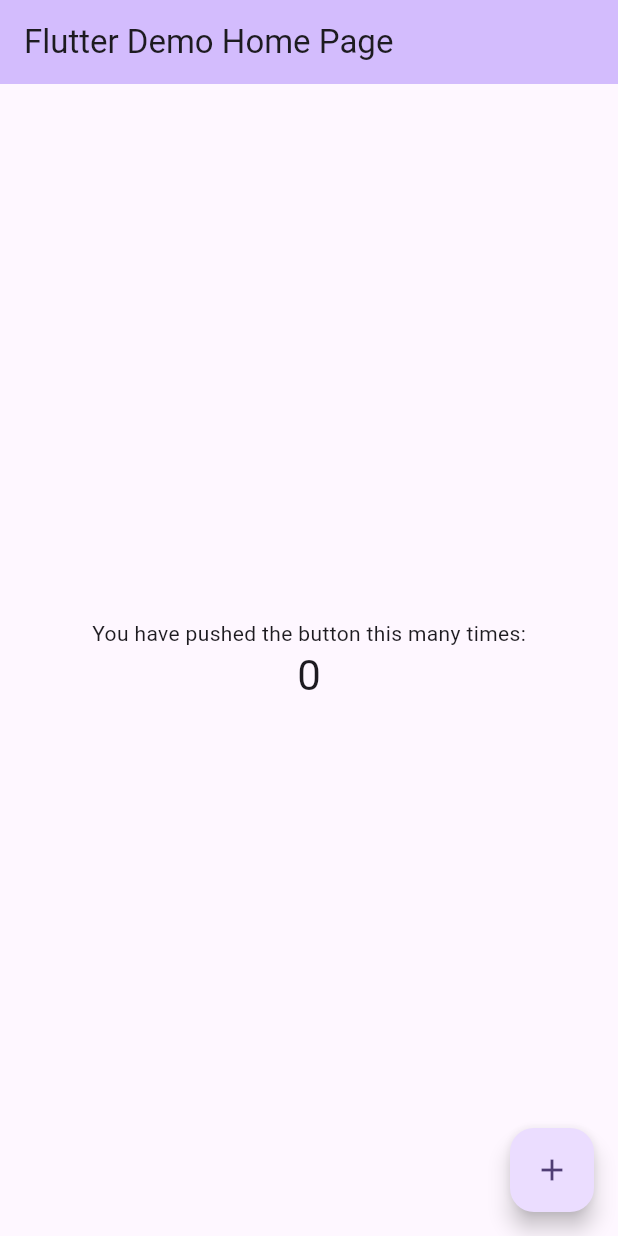
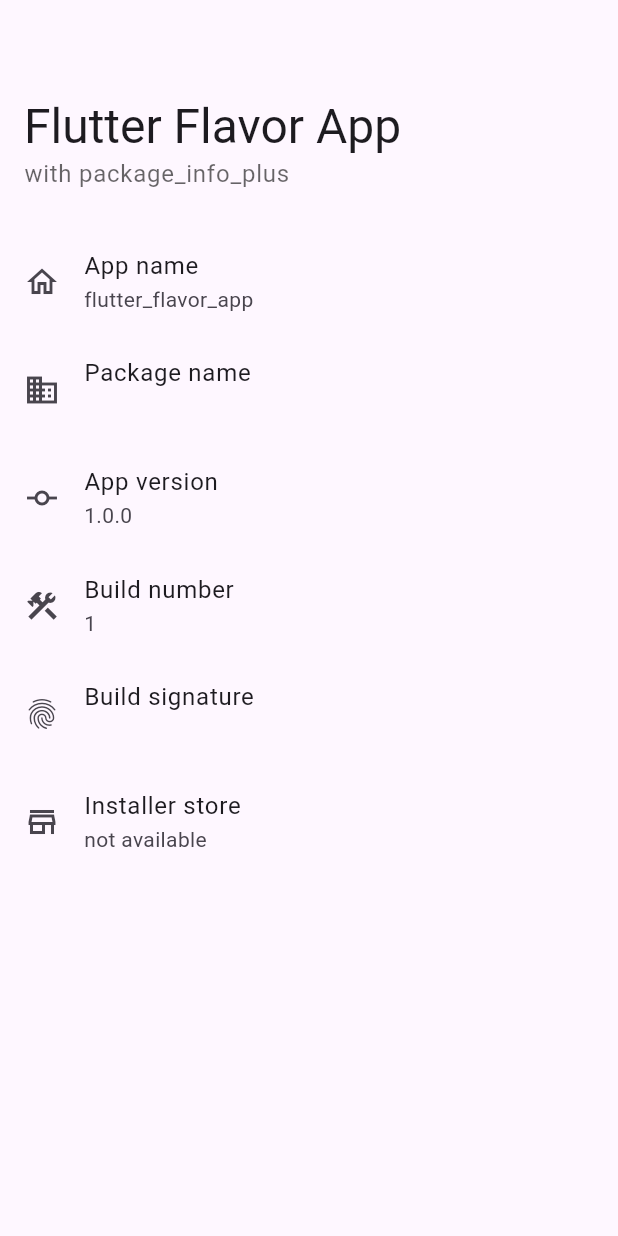
Before and after one commit to covaaa/flutter_flavor_app, a Flutter app: the screen it shows after launch, on a phone screen of 412 x 824 dp. Run offline on Flutter 3.47's test engine with Material 3 defaults, Android fonts, the phone set to English and light mode, and no system bars; our stand-ins replace flutter_riverpod, package_info_plus, riverpod_annotation; generated files the repository leaves out were written again.

Commit message:
add package info ui

```diff
--- a/lib/src/app.dart
+++ /dev/null
@@ -1,60 +0,0 @@
-import 'package:flutter/material.dart';
-
-class App extends StatelessWidget {
-  const App({super.key});
-
-  @override
-  Widget build(BuildContext context) {
-    return MaterialApp(
-      title: 'Flutter Demo',
-      theme: ThemeData(
-        colorScheme: ColorScheme.fromSeed(seedColor: Colors.deepPurple),
-        useMaterial3: true,
-      ),
-      home: const HomePage(title: 'Flutter Demo Home Page'),
-    );
-  }
-}
-
-class HomePage extends StatefulWidget {
-  const HomePage({required this.title, super.key});
-
-  final String title;
-
-  @override
-  State<HomePage> createState() => _HomePageState();
-}
-
-class _HomePageState extends State<HomePage> {
-  int _counter = 0;
-
-  void _incrementCounter() => setState(() => _counter++);
-
-  @override
-  Widget build(BuildContext context) {
-    final theme = Theme.of(context);
-    return Scaffold(
-      appBar: AppBar(
-        backgroundColor: theme.colorScheme.inversePrimary,
-        title: Text(widget.title),
-      ),
-      body: Center(
-        child: Column(
-          mainAxisAlignment: MainAxisAlignment.center,
-          children: [
-            const Text('You have pushed the button this many times:'),
-            Text(
-              '$_counter',
-              style: theme.textTheme.headlineMedium,
-            ),
-          ],
-        ),
-      ),
-      floatingActionButton: FloatingActionButton(
-        onPressed: _incrementCounter,
-        tooltip: 'Increment',
-        child: const Icon(Icons.add),
-      ),
-    );
-  }
-}
--- /dev/null
+++ b/lib/src/core/core.dart
@@ -0,0 +1,2 @@
+export 'package:flutter_flavor_app/src/core/state/observers.dart';
+export 'package:flutter_flavor_app/src/core/ui/app.dart';
--- /dev/null
+++ b/lib/src/core/state/observers.dart
@@ -0,0 +1,43 @@
+import 'dart:developer';
+import 'package:flutter_riverpod/flutter_riverpod.dart';
+
+final class RiverpodObserver extends ProviderObserver {
+  static const name = 'Riverpod';
+
+  @override
+  void didAddProvider(
+    ProviderBase<Object?> provider,
+    Object? value,
+    ProviderContainer container,
+  ) {
+    log(
+      '🧪 provider add: ${provider.name ?? provider.runtimeType}',
+      name: name,
+    );
+  }
+
+  @override
+  void didUpdateProvider(
+    ProviderBase<Object?> provider,
+    Object? previousValue,
+    Object? newValue,
+    ProviderContainer container,
+  ) {
+    if ('$newValue'.length >= 500) return;
+    log(
+      '''💉 provider updated: ${provider.name ?? provider.runtimeType} [$previousValue -> $newValue]''',
+      name: name,
+    );
+  }
+
+  @override
+  void didDisposeProvider(
+    ProviderBase<Object?> provider,
+    ProviderContainer container,
+  ) {
+    log(
+      '🩸 provider disposed: ${provider.name ?? provider.runtimeType}',
+      name: name,
+    );
+  }
+}
--- /dev/null
+++ b/lib/src/core/ui/app.dart
@@ -0,0 +1,27 @@
+import 'package:flutter/material.dart';
+import 'package:flutter_flavor_app/src/info/info.dart';
+
+class App extends StatelessWidget {
+  const App({super.key});
+
+  @override
+  Widget build(BuildContext context) {
+    return MaterialApp(
+      title: 'Flutter Flavor App',
+      theme: ThemeData(
+        useMaterial3: true,
+        colorScheme: ColorScheme.fromSeed(
+          seedColor: Colors.deepPurple,
+        ),
+      ),
+      darkTheme: ThemeData(
+        useMaterial3: true,
+        colorScheme: ColorScheme.fromSeed(
+          brightness: Brightness.dark,
+          seedColor: Colors.deepPurple,
+        ),
+      ),
+      home: const InfoPage(),
+    );
+  }
+}
--- /dev/null
+++ b/lib/src/info/info.dart
@@ -0,0 +1,3 @@
+export 'package:flutter_flavor_app/src/info/infra/info_service.dart';
+export 'package:flutter_flavor_app/src/info/state/readers.dart';
+export 'package:flutter_flavor_app/src/info/ui/info_page.dart';
--- /dev/null
+++ b/lib/src/info/ui/info_page.dart
@@ -0,0 +1,79 @@
+import 'package:flutter/material.dart';
+import 'package:flutter_flavor_app/src/info/state/readers.dart';
+import 'package:flutter_riverpod/flutter_riverpod.dart';
+
+class InfoPage extends ConsumerWidget {
+  const InfoPage({super.key});
+
+  @override
+  Widget build(BuildContext context, WidgetRef ref) {
+    final theme = Theme.of(context);
+    final asyncInfo = ref.watch(readInfoProvider);
+    return Scaffold(
+      key: const ValueKey('info_page'),
+      body: asyncInfo.whenOrNull(
+        data: (data) => CustomScrollView(
+          key: const ValueKey('info_custom_scroll_view'),
+          slivers: [
+            SliverAppBar.large(
+              key: const ValueKey('info_sliver_app_bar'),
+              title: Column(
+                crossAxisAlignment: CrossAxisAlignment.start,
+                children: [
+                  Text(
+                    'Flutter Flavor App',
+                    style: theme.textTheme.headlineLarge,
+                  ),
+                  Text(
+                    'with package_info_plus',
+                    style: theme.textTheme.bodyLarge?.copyWith(
+                      color: theme.hintColor,
+                    ),
+                  ),
+                ],
+              ),
+            ),
+            SliverList(
+              key: const ValueKey('info_sliver_list'),
+              delegate: SliverChildListDelegate.fixed(
+                [
+                  ListTile(
+                    leading: const Icon(Icons.home_outlined),
+                    title: const Text('App name'),
+                    subtitle: Text(data.appName),
+                  ),
+                  ListTile(
+                    leading: const Icon(Icons.domain_outlined),
+                    title: const Text('Package name'),
+                    subtitle: Text(data.packageName),
+                  ),
+                  ListTile(
+                    leading: const Icon(Icons.commit_outlined),
+                    title: const Text('App version'),
+                    subtitle: Text(data.version),
+                  ),
+                  ListTile(
+                    leading: const Icon(Icons.construction_outlined),
+                    title: const Text('Build number'),
+                    subtitle: Text(data.buildNumber),
+                  ),
+                  ListTile(
+                    leading: const Icon(Icons.fingerprint_outlined),
+                    title: const Text('Build signature'),
+                    subtitle: Text(data.buildSignature),
+                  ),
+                  ListTile(
+                    leading: const Icon(Icons.store_outlined),
+                    title: const Text('Installer store'),
+                    subtitle: Text(data.installerStore ?? 'not available'),
+                  ),
+                ],
+              ),
+            ),
+            const SliverFillRemaining(),
+          ],
+        ),
+      ),
+    );
+  }
+}
```
Also changed, not shown: build.yaml (added, +11 -0 lines), lib/main.dart (+21 -2 lines), lib/src/info/infra/info_service.dart (added, +13 -0 lines), lib/src/info/state/readers.dart (added, +12 -0 lines), pubspec.yaml (+9 -0 lines), lib/src/info/infra/info_service.g.dart (added), lib/src/info/state/readers.g.dart (added), pubspec.lock, 12 other files.
